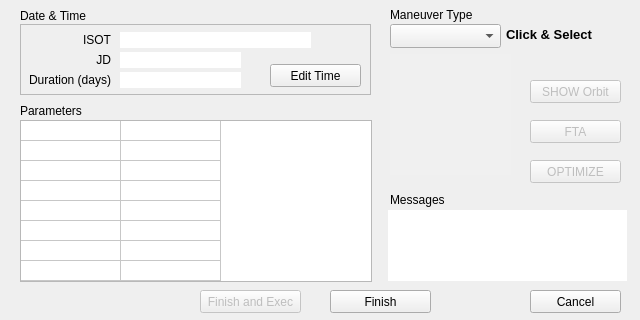
whiskie14142/SolarSystemVoyager, file source/ui/editmandialog.ui: the form before one commit.
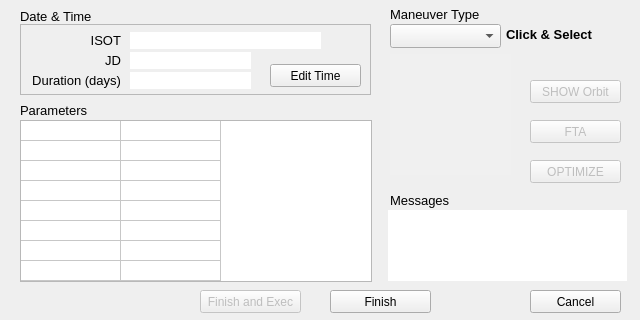
The form after the commit.

The edit to the form file:
```diff
--- a/source/ui/editmandialog.ui
+++ b/source/ui/editmandialog.ui
@@ -25,6 +25,12 @@
     <height>320</height>
    </size>
   </property>
+  <property name="font">
+   <font>
+    <family>Yu Gothic UI</family>
+    <pointsize>9</pointsize>
+   </font>
+  </property>
   <property name="windowTitle">
    <string>Maneuver Editor</string>
   </property>
@@ -40,6 +46,11 @@
      <height>21</height>
     </rect>
    </property>
+   <property name="font">
+    <font>
+     <pointsize>10</pointsize>
+    </font>
+   </property>
    <property name="text">
     <string>Maneuver Type</string>
    </property>
@@ -79,9 +90,14 @@
      <x>20</x>
      <y>8</y>
      <width>101</width>
-     <height>16</height>
+     <height>17</height>
     </rect>
    </property>
+   <property name="font">
+    <font>
+     <pointsize>10</pointsize>
+    </font>
+   </property>
    <property name="text">
     <string>Date &amp; Time</string>
    </property>
@@ -98,6 +114,11 @@
      <height>21</height>
     </rect>
    </property>
+   <property name="font">
+    <font>
+     <pointsize>10</pointsize>
+    </font>
+   </property>
    <property name="text">
     <string>Parameters</string>
    </property>
@@ -384,12 +405,17 @@
    <widget class="QLabel" name="label_4">
     <property name="geometry">
      <rect>
-      <x>10</x>
+      <x>20</x>
       <y>28</y>
       <width>81</width>
-      <height>16</height>
+      <height>17</height>
      </rect>
     </property>
+    <property name="font">
+     <font>
+      <pointsize>10</pointsize>
+     </font>
+    </property>
     <property name="text">
      <string>JD</string>
     </property>
@@ -403,10 +429,10 @@
     </property>
     <property name="geometry">
      <rect>
-      <x>100</x>
+      <x>110</x>
       <y>48</y>
       <width>121</width>
-      <height>16</height>
+      <height>17</height>
      </rect>
     </property>
     <property name="font">
@@ -435,10 +461,15 @@
      <rect>
       <x>10</x>
       <y>48</y>
-      <width>81</width>
-      <height>16</height>
+      <width>91</width>
+      <height>17</height>
      </rect>
     </property>
+    <property name="font">
+     <font>
+      <pointsize>10</pointsize>
+     </font>
+    </property>
     <property name="text">
      <string>Duration (days)</string>
     </property>
@@ -452,15 +483,16 @@
    <widget class="QLineEdit" name="isotedit">
     <property name="geometry">
      <rect>
-      <x>100</x>
+      <x>110</x>
       <y>8</y>
       <width>191</width>
-      <height>16</height>
+      <height>17</height>
      </rect>
     </property>
     <property name="font">
      <font>
       <family>Lucida Console</family>
+      <pointsize>9</pointsize>
      </font>
     </property>
     <property name="focusPolicy">
@@ -479,10 +511,10 @@
    <widget class="QLineEdit" name="jdedit">
     <property name="geometry">
      <rect>
-      <x>100</x>
+      <x>110</x>
       <y>28</y>
       <width>121</width>
-      <height>16</height>
+      <height>17</height>
      </rect>
     </property>
     <property name="font">
@@ -506,12 +538,17 @@
    <widget class="QLabel" name="label_3">
     <property name="geometry">
      <rect>
-      <x>10</x>
+      <x>20</x>
       <y>8</y>
       <width>81</width>
-      <height>16</height>
+      <height>17</height>
      </rect>
     </property>
+    <property name="font">
+     <font>
+      <pointsize>10</pointsize>
+     </font>
+    </property>
     <property name="text">
      <string>ISOT</string>
     </property>
@@ -526,9 +563,14 @@
      <x>390</x>
      <y>192</y>
      <width>131</width>
-     <height>16</height>
+     <height>17</height>
     </rect>
    </property>
+   <property name="font">
+    <font>
+     <pointsize>10</pointsize>
+    </font>
+   </property>
    <property name="text">
     <string>Messages</string>
    </property>
```
Left out of the diff: 5 changed lines with no effect on the pictures.
